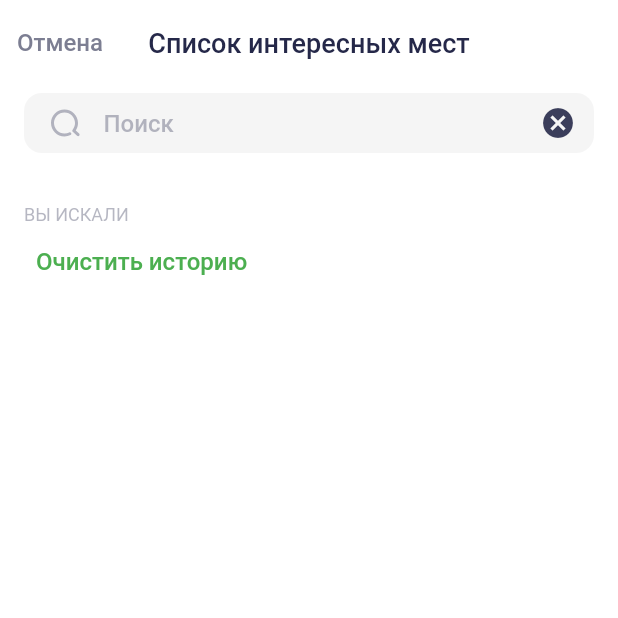
After one commit to EugeneAlexandrov/surf-flutter-course-alexandrov, a Flutter app: the SearchScreen screen opened by its route, after a tap on the "cancel" icon, on a phone screen of 412 x 824 dp, the top half of it. The commit adds this screen. Run offline on Flutter 3.47's test engine with Material 2 defaults, Android fonts, the phone set to English and light mode, and no system bars; our stand-ins replace flutter_svg, location; missing offline and left inert: location_web; statements that could not run were skipped.

Commit message:
Add searchScreen

```diff
--- a/lib/app_router.dart
+++ b/lib/app_router.dart
@@ -4,4 +4,5 @@ class AppRouter {
   static const String filters = '/main_screen/filters';
   static const String addSight = '/main_screen/addSight';
   static const String chooseFilter = '/main_screen/addSight/chooseFilter';
+  static String searchScreen = '/main_screen/addSight/search';
 }
--- a/lib/app_strings.dart
+++ b/lib/app_strings.dart
@@ -39,6 +39,11 @@ class AppStrings {
   static const addSightCreate = 'СОЗДАТЬ';
   static const filterTypePickerAppbarTitle = 'Категории';
   static const select = 'Выбрать';
+  static const findNothing = 'Ничего не найдено.';
+  static const tryAnotherQuery = 'Попробуйте изменить параметры поиска';
+  static const clearHistory = 'Очистить историю';
+  static const youSearched = 'ВЫ ИСКАЛИ';
+
 
 
 
--- /dev/null
+++ b/lib/domain/repository/search_repository.dart
@@ -0,0 +1,29 @@
+import 'package:flutter/material.dart';
+import 'package:places/domain/model/sight.dart';
+import 'package:places/domain/repository/sight_repository.dart';
+
+class SearchRepository with ChangeNotifier {
+  SightRepository _sightRepository = SightRepository();
+  List<Sight> searchSightList = <Sight>[];
+  List<String> searchQueries = <String>[];
+
+  SightRepository get sightRepository => _sightRepository;
+
+  void updateSightRepository(SightRepository sightRepository) {
+    _sightRepository = sightRepository;
+  }
+
+  void findSightsByName(String name) {
+    searchSightList = _sightRepository.sights
+        .where((element) => element.name.contains(name))
+        .toList();
+  }
+
+  void deleteSearchQuery(int index) => searchQueries.removeAt(index);
+
+  void clearSearchList() => searchSightList.clear();
+
+  void addQuery(String query) => searchQueries.add(query);
+
+  void clearHistory() => searchQueries.clear();
+}
--- a/lib/domain/repository/sight_repository.dart
+++ b/lib/domain/repository/sight_repository.dart
@@ -12,21 +12,14 @@ class SightRepository with ChangeNotifier {
   late LocationData? _locationData;
   final List<Sight> _sights = List<Sight>.from(mockSights);
 
-  // static final SightRepository _sightRepository =
-  //     SightRepository._privateConstructor();
-
-  // SightRepository._privateConstructor();
-
-  // factory SightRepository() {
-  //   return _sightRepository;
-  // }
-
   void updateLocation(LocationRepository locationRepository) =>
       _locationData = locationRepository.locationData;
 
   void updateFilter(FilterRepository filterRepository) {
     _filterRepository = filterRepository;
   }
+
+  FilterRepository get filterRepository => _filterRepository;
 
   List<Sight> get sights {
     if (_locationData == null) {
--- a/lib/ui/components/favorite_icon_button.dart
+++ b/lib/ui/components/favorite_icon_button.dart
@@ -37,7 +37,6 @@ class _FavoriteIconButtonState extends State<FavoriteIconButton> {
   void _toggleFavorite() {
     setState(() {
       _isFavorited = !_isFavorited;
-      print('$_isFavorited');
     });
   }
 }
--- a/lib/ui/components/filter_range_slider.dart
+++ b/lib/ui/components/filter_range_slider.dart
@@ -50,13 +50,9 @@ class _MyRangeSliderState extends State<MyRangeSlider> {
           max: 10,
           values: _selectedRange,
           onChangeEnd: (RangeValues newRange) {
-            print(
-                'onChangeEnd ${_selectedRange.start} - ${_selectedRange.end} _selectedRange: ${_selectedRange.start} - ${_selectedRange.end}');
             context.read<FilterRepository>().changeRange(_selectedRange);
           },
           onChanged: (RangeValues value) {
-            print(
-                'onChange ${value.start} - ${value.end} _selectedRange: ${_selectedRange.start} - ${_selectedRange.end}');
             roundToDecimals(value);
             setState(() {});
           },
--- a/lib/ui/components/planned_sight_card.dart
+++ b/lib/ui/components/planned_sight_card.dart
@@ -76,9 +76,7 @@ class PlannedSightCard extends StatelessWidget {
               height: 40,
               width: 40,
               child: CustomIconButton(
-                onPressed: () {
-                  print('planed');
-                },
+                onPressed: () {},
                 child: SvgPicture.asset(
                   AssetImages.iconCalendarPath,
                 ),
@@ -93,7 +91,7 @@ class PlannedSightCard extends StatelessWidget {
               width: 40,
               child: CustomIconButton(
                 child: SvgPicture.asset(AssetImages.iconCrossPath),
-                onPressed: () => print('delete'),
+                onPressed: () {},
               ),
             ),
           ),
--- a/lib/ui/components/search_widget.dart
+++ b/lib/ui/components/search_widget.dart
@@ -1,12 +1,15 @@
 import 'package:flutter/material.dart';
 import 'package:flutter_svg/svg.dart';
-import 'package:places/app_strings.dart';
 import 'package:places/image_paths.dart';
-import 'package:places/ui/components/custom_icon_button.dart';
 import 'package:places/ui/screens/res/themes.dart';
 
 class SearchField extends StatelessWidget {
-  const SearchField({Key? key}) : super(key: key);
+  const SearchField(
+      {required this.iconButton, required this.textfield, Key? key})
+      : super(key: key);
+
+  final Widget iconButton;
+  final Widget textfield;
 
   @override
   Widget build(BuildContext context) {
@@ -25,22 +28,10 @@ class SearchField extends StatelessWidget {
           SvgPicture.asset(AssetImages.iconSearchPath),
           const SizedBox(width: 14),
           Expanded(
-            child: TextField(
-              decoration: InputDecoration(
-                border: InputBorder.none,
-                hintText: AppStrings.searchString,
-                hintStyle: Theme.of(context).textTheme.bodyText1?.copyWith(
-                    color: Theme.of(context).colorScheme.smallInnactive),
-              ),
-            ),
+            child: textfield,
           ),
           const SizedBox(width: 14),
-          CustomIconButton(
-            child: SvgPicture.asset(AssetImages.iconFilterPath),
-            onPressed: () {
-              Navigator.of(context).pushNamed('/main_screen/filters');
-            },
-          ),
+          iconButton,
         ],
       ),
     );
--- a/lib/ui/components/visited_sight_card.dart
+++ b/lib/ui/components/visited_sight_card.dart
@@ -76,9 +76,7 @@ class VisitedSightCard extends StatelessWidget {
               height: 40,
               width: 40,
               child: CustomIconButton(
-                onPressed: () {
-                  print('share');
-                },
+                onPressed: () {},
                 child: SvgPicture.asset(
                   AssetImages.iconSharePath,
                 ),
@@ -93,7 +91,7 @@ class VisitedSightCard extends StatelessWidget {
               width: 40,
               child: CustomIconButton(
                 child: SvgPicture.asset(AssetImages.iconCrossPath),
-                onPressed: () => print('delete'),
+                onPressed: () {},
               ),
             ),
           ),
--- a/lib/ui/screens/add_sight_screen.dart/add_sight_screen.dart
+++ b/lib/ui/screens/add_sight_screen.dart/add_sight_screen.dart
@@ -217,7 +217,6 @@ class _NewSightScreenState extends State<NewSightScreen> {
   void _navigateAndPickFIlterType(BuildContext context) async {
     final int? result =
         await Navigator.of(context).pushNamed(AppRouter.chooseFilter) as int?;
-    print(result);
     setState(() {
       filterId = result;
     });
--- a/lib/ui/screens/add_sight_screen.dart/filter_type_picker_screen.dart
+++ b/lib/ui/screens/add_sight_screen.dart/filter_type_picker_screen.dart
@@ -42,8 +42,7 @@ class _FilterTypePickerScreenState extends State<FilterTypePickerScreen> {
           ),
         ),
       ),
-      body: Container(
-        child: Column(
+      body: Column(
         crossAxisAlignment: CrossAxisAlignment.stretch,
         mainAxisSize: MainAxisSize.min,
         children: [
@@ -84,7 +83,6 @@ class _FilterTypePickerScreenState extends State<FilterTypePickerScreen> {
           ),
         ],
       ),
-      ),
     );
   }
 }
--- /dev/null
+++ b/lib/ui/screens/search_screen.dart
@@ -0,0 +1,254 @@
+import 'package:flutter/material.dart';
+import 'package:flutter_svg/flutter_svg.dart';
+import 'package:places/app_strings.dart';
+import 'package:places/colors.dart';
+import 'package:places/domain/repository/search_repository.dart';
+import 'package:places/image_paths.dart';
+import 'package:places/ui/components/custom_icon_button.dart';
+import 'package:places/ui/components/search_widget.dart';
+import 'package:places/ui/screens/res/themes.dart';
+import 'package:provider/provider.dart';
+
+class SearchScreen extends StatefulWidget {
+  const SearchScreen({Key? key}) : super(key: key);
+
+  @override
+  State<SearchScreen> createState() => _SearchScreenState();
+}
+
+class _SearchScreenState extends State<SearchScreen> {
+  final searchController = TextEditingController();
+  bool isControllerEmpty = true;
+
+  void searchSights(String value) {
+    setState(
+      () {
+        if (value.isNotEmpty) {
+          isControllerEmpty = false;
+          Provider.of<SearchRepository>(context, listen: false)
+              .findSightsByName(value);
+        } else {
+          isControllerEmpty = true;
+          Provider.of<SearchRepository>(context, listen: false)
+              .clearSearchList();
+        }
+      },
+    );
+  }
+
+  void completeSearch(String value) {
+    if (value.isNotEmpty) {
+      Provider.of<SearchRepository>(context, listen: false).addQuery(value);
+    }
+  }
+
+  @override
+  Widget build(BuildContext context) {
+    return Scaffold(
+      resizeToAvoidBottomInset: true,
+      appBar: AppBar(
+        leadingWidth: 80,
+        elevation: 0,
+        backgroundColor: Colors.transparent,
+        title: Text(
+          'Список интересных мест',
+          style: Theme.of(context)
+              .textTheme
+              .headline6
+              ?.copyWith(color: Theme.of(context).colorScheme.lmMainDmWhite),
+        ),
+        centerTitle: true,
+        leading: TextButton(
+          onPressed: () {
+            Navigator.pop(context);
+          },
+          child: Text(
+            AppStrings.cancel,
+            style: Theme.of(context).textTheme.bodyText1?.copyWith(
+                color: Theme.of(context).colorScheme.smallSecondaryTwo),
+          ),
+        ),
+      ),
+      body: Padding(
+        padding: const EdgeInsets.only(right: 16.0, left: 16, top: 6),
+        child: Column(
+          mainAxisAlignment: MainAxisAlignment.start,
+          mainAxisSize: MainAxisSize.min,
+          children: [
+            SearchField(
+              iconButton: CustomIconButton(
+                child: const Icon(Icons.cancel),
+                onPressed: () {
+                  searchController.text = '';
+                  searchSights('');
+                },
+              ),
+              textfield: TextField(
+                controller: searchController,
+                onChanged: searchSights,
+                onSubmitted: completeSearch,
+                decoration: InputDecoration(
+                  border: InputBorder.none,
+                  hintText: AppStrings.searchString,
+                  hintStyle: Theme.of(context).textTheme.bodyText1?.copyWith(
+                      color: Theme.of(context).colorScheme.smallInnactive),
+                ),
+              ),
+            ),
+            Consumer<SearchRepository>(
+              builder: (context, searchRepository, child) {
+                if (isControllerEmpty) {
+                  return Expanded(
+                    child: Column(
+                      mainAxisAlignment: MainAxisAlignment.start,
+                      crossAxisAlignment: CrossAxisAlignment.start,
+                      mainAxisSize: MainAxisSize.min,
+                      children: [
+                        Padding(
+                          padding: const EdgeInsets.only(top: 32.0),
+                          child: Text(AppStrings.youSearched,
+                              style: Theme.of(context)
+                                  .textTheme
+                                  .headline1
+                                  ?.copyWith(
+                                      color: Theme.of(context)
+                                          .colorScheme
+                                          .subTitle)),
+                        ),
+                        Flexible(
+                          child: ListView.separated(
+                            shrinkWrap: true,
+                            itemCount: searchRepository.searchQueries.length,
+                            itemBuilder: (context, index) {
+                              return ListTile(
+                                title: Text(
+                                  searchRepository.searchQueries[index],
+                                ),
+                                trailing: IconButton(
+                                  icon: SvgPicture.asset(
+                                      AssetImages.iconCrossPath,
+                                      color: Colors.black),
+                                  onPressed: () {
+                                    setState(() {
+                                      searchRepository.deleteSearchQuery(index);
+                                    });
+                                  },
+                                ),
+                              );
+                            },
+                            separatorBuilder: (context, index) {
+                              return const Divider();
+                            },
+                          ),
+                        ),
+                        TextButton(
+                          onPressed: () => setState(() {
+                            Provider.of<SearchRepository>(
+                              context,
+                              listen: false,
+                            ).clearHistory();
+                          }),
+                          child: Text(AppStrings.clearHistory,
+                              style: Theme.of(context)
+                                  .textTheme
+                                  .bodyText1
+                                  ?.copyWith(color: AppColors.lmGreen)),
+                        ),
+                      ],
+                    ),
+                  );
+                } else {
+                  if (searchRepository.searchSightList.isNotEmpty) {
+                    return Expanded(
+                      child: Padding(
+                        padding: const EdgeInsets.only(top: 35.0),
+                        child: ListView.separated(
+                          itemCount: searchRepository.searchSightList.length,
+                          itemBuilder: (context, index) {
+                            return ListTile(
+                              leading: SizedBox(
+                                height: 56,
+                                width: 56,
+                                child: Container(
+                                  decoration: const BoxDecoration(
+                                    borderRadius:
+                                        BorderRadius.all(Radius.circular(8.0)),
+                                    image: DecorationImage(
+                                        alignment: Alignment.topCenter,
+                                        fit: BoxFit.cover,
+                                        image: ExactAssetImage(
+                                            AssetImages.mockImageCardPath)),
+                                  ),
+                                  height: 56,
+                                ),
+                              ),
+                              title: Text(
+                                searchRepository.searchSightList[index].name,
+                                style: Theme.of(context).textTheme.bodyText1,
+                              ),
+                              subtitle: Text(
+                                searchRepository
+                                    .sightRepository.filterRepository
+                                    .getFilterById(searchRepository
+                                        .searchSightList[index].filterId)
+                                    .title,
+                                style: Theme.of(context)
+                                    .textTheme
+                                    .bodyText2
+                                    ?.copyWith(
+                                        color: Theme.of(context)
+                                            .colorScheme
+                                            .smallSecondaryTwo),
+                              ),
+                            );
+                          },
+                          separatorBuilder: (context, index) {
+                            return const Divider();
+                          },
+                        ),
+                      ),
+                    );
+                  } else {
+                    return Expanded(
+                      child: Column(
+                        mainAxisAlignment: MainAxisAlignment.center,
+                        children: [
+                          SvgPicture.asset(AssetImages.iconSearchPath,
+                              height: 58),
+                          Padding(
+                            padding: const EdgeInsets.only(top: 32),
+                            child: Text(
+                              AppStrings.findNothing,
+                              style: Theme.of(context)
+                                  .textTheme
+                                  .headline6
+                                  ?.copyWith(
+                                      color: Theme.of(context)
+                                          .colorScheme
+                                          .subTitle),
+                            ),
+                          ),
+                          Padding(
+                            padding: const EdgeInsets.all(8.0),
+                            child: Text(AppStrings.tryAnotherQuery,
+                                style: Theme.of(context)
+                                    .textTheme
+                                    .bodyText2
+                                    ?.copyWith(
+                                        color: Theme.of(context)
+                                            .colorScheme
+                                            .subTitle)),
+                          ),
+                        ],
+                      ),
+                    );
+                  }
+                }
+              },
+            ),
+          ],
+        ),
+      ),
+    );
+  }
+}
```
Also changed, not shown: lib/main.dart (+7 -0 lines), lib/ui/screens/add_sight_screen.dart/test.dart (deleted, +0 -73 lines), lib/ui/screens/sight_list_screen.dart (+26 -3 lines). Lines whose indentation alone changed are shown as unchanged.
